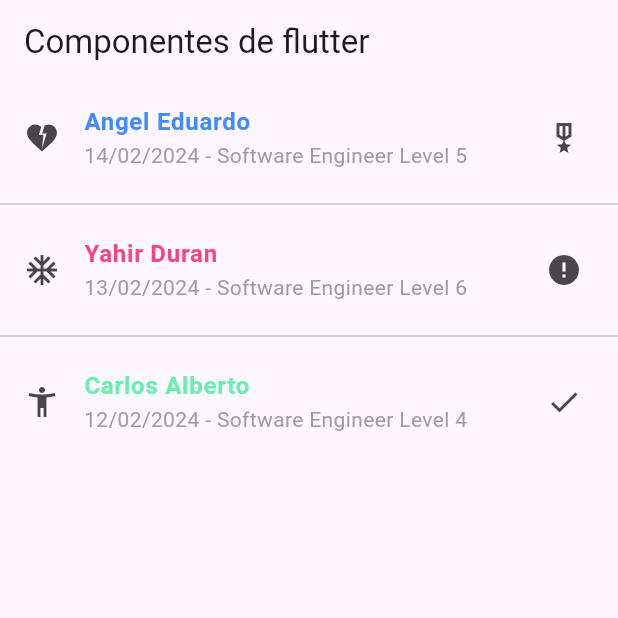
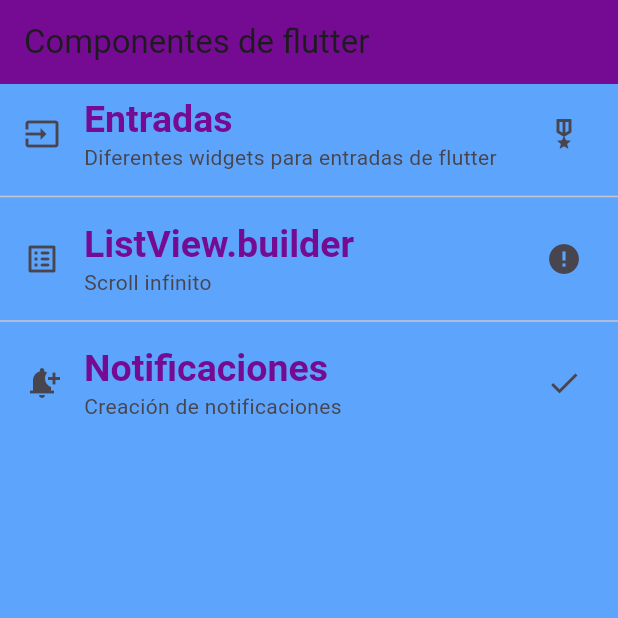
Before and after one commit to edw-perzd/componentes_flutter, a Flutter app: the screen it shows after launch, on a phone screen of 412 x 824 dp, the top half of it. Run offline on Flutter 3.47's test engine with Material 3 defaults, Android fonts, the phone set to English and light mode, and no system bars.

Commit message:
06 Changing the content of the ListTiles

```diff
--- a/lib/home_screen.dart
+++ b/lib/home_screen.dart
@@ -6,60 +6,40 @@ class HomeScreen extends StatelessWidget {
   @override
   Widget build(BuildContext context) {
     return Scaffold(
-        appBar: AppBar(
-          title: const Text('Componentes de flutter')
-        ),
+        appBar: AppBar(title: const Text('Componentes de flutter')),
         body: ListView(
-          children: const [
+          children: [
             ListTile(
-              leading: Icon(Icons.heart_broken),
-              title: Text('Angel Eduardo',
-                style: TextStyle(
-                  color: Colors.blueAccent,
-                  fontWeight: FontWeight.bold
-                ),
+              leading: const Icon(Icons.input),
+              title: Text(
+                'Entradas',
+                style: Theme.of(context).textTheme.headlineLarge,
               ),
-              subtitle: Text("14/02/2024 - Software Engineer Level 5",
-                style: TextStyle(
-                  color: Colors.grey
-                ),
+              subtitle:
+                  const Text("Diferentes widgets para entradas de flutter"),
+              trailing: const Icon(Icons.military_tech_outlined),
+            ),
+            const Divider(),
+            ListTile(
+              leading: const Icon(Icons.list_alt_rounded),
+              title: Text(
+                'ListView.builder',
+                style: Theme.of(context).textTheme.headlineLarge,
               ),
-              trailing: Icon(Icons.military_tech_outlined),
+              subtitle: const Text("Scroll infinito"),
+              trailing: const Icon(Icons.error),
             ),
-            Divider(),
+            const Divider(),
             ListTile(
-              leading: Icon(Icons.ac_unit),
-              title: Text('Yahir Duran',
-                style: TextStyle(
-                  color: Colors.pinkAccent,
-                  fontWeight: FontWeight.bold
-                ),
+              leading: const Icon(Icons.notification_add),
+              title: Text(
+                'Notificaciones',
+                style: Theme.of(context).textTheme.headlineLarge,
               ),
-              subtitle: Text("13/02/2024 - Software Engineer Level 6",
-                style: TextStyle(
-                  color: Colors.grey
-                ),
-              ),
-              trailing: Icon(Icons.error),
-            ),
-            Divider(),
-            ListTile(
-              leading: Icon(Icons.accessibility_new),
-              title: Text('Carlos Alberto',
-                style: TextStyle(
-                  color: Colors.greenAccent,
-                  fontWeight: FontWeight.bold
-                ),
-              ),
-              subtitle: Text("12/02/2024 - Software Engineer Level 4",
-                style: TextStyle(
-                  color: Colors.grey
-                ),
-              ),
-              trailing: Icon(Icons.check),
+              subtitle: const Text("Creación de notificaciones"),
+              trailing: const Icon(Icons.check),
             ),
           ],
-          )
-      );
+        ));
   }
 }
--- a/lib/main_app.dart
+++ b/lib/main_app.dart
@@ -6,9 +6,18 @@ class MainApp extends StatelessWidget {
 
   @override
   Widget build(BuildContext context) {
-    return const MaterialApp(
-      debugShowCheckedModeBanner: false,
-      home: HomeScreen(),
-    );
+    return MaterialApp(
+        debugShowCheckedModeBanner: false,
+        home: const HomeScreen(),
+        theme: ThemeData(
+            scaffoldBackgroundColor: const Color.fromARGB(255, 93, 165, 252),
+            appBarTheme:
+                const AppBarTheme(color: Color.fromARGB(255, 117, 11, 146)),
+            textTheme: const TextTheme(
+                headlineLarge: TextStyle(
+                    color: Color.fromARGB(255, 117, 11, 146),
+                    fontSize: 25.0,
+                    fontWeight: FontWeight.bold,
+                    fontFamily: 'sans-serif'))));
   }
 }
```
Also changed, not shown: pubspec.lock.
